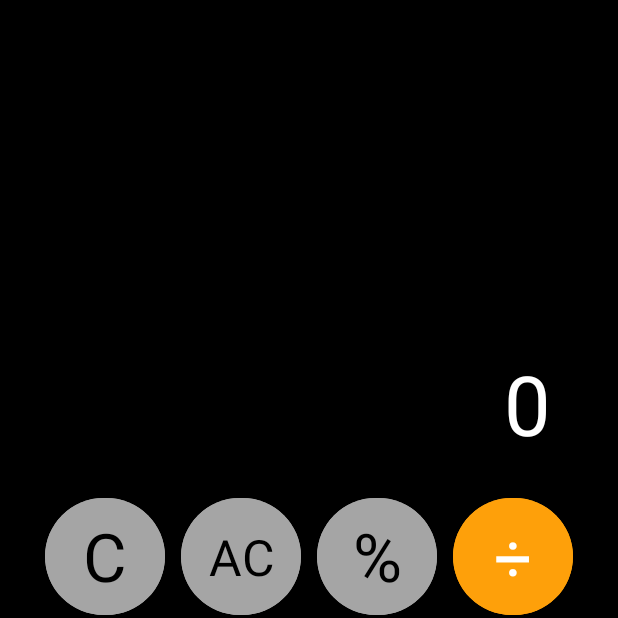
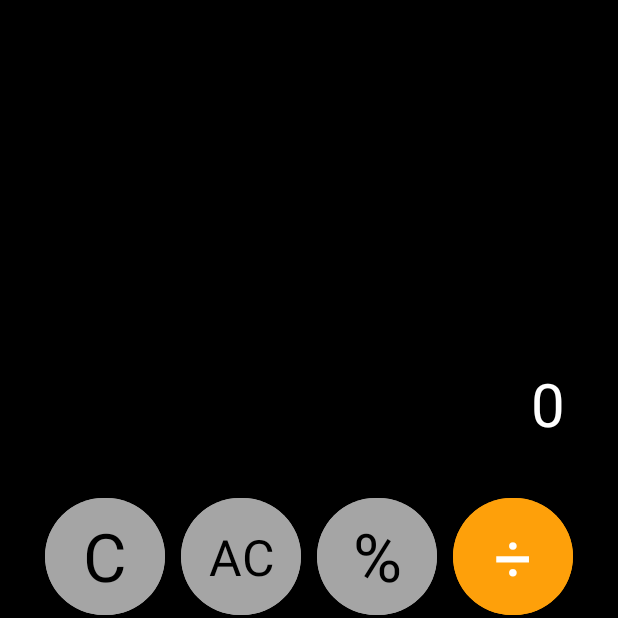
Before and after one commit to theforps/Calculator-AndroidStudio, an Android app: the screen it shows after launch (MainActivity), on a phone screen of 412 x 824 dp, the top half of it. Run offline under Robolectric (Android 15) with nearby library versions, the phone set to English and light mode, and no system bars; libraries missing offline, so code that uses them is left out: com.google.firebase.crashlytics.

Commit message:
Version 1.0

```diff
--- a/app/src/main/res/layout/activity_main.xml
+++ b/app/src/main/res/layout/activity_main.xml
@@ -13,19 +13,17 @@
 
     <TextView
         android:id="@+id/label"
-        android:layout_width="337dp"
-        android:layout_height="69dp"
+        android:layout_width="341dp"
+        android:layout_height="59dp"
         android:layout_marginStart="30dp"
         android:layout_marginEnd="30dp"
         android:layout_marginBottom="20dp"
-        android:orientation="vertical"
         android:text="@string/label"
         android:textAlignment="textEnd"
         android:textColor="@color/white"
-        android:textSize="25pt"
+        android:textSize="18pt"
         app:layout_constraintBottom_toTopOf="@+id/first"
         app:layout_constraintEnd_toEndOf="parent"
-        app:layout_constraintHorizontal_bias="0.0"
         app:layout_constraintStart_toStartOf="parent" />
 
     <LinearLayout
@@ -41,6 +39,7 @@
         <Button
             android:id="@+id/C"
             style="@style/grayBut"
+            android:onClick="Click"
             android:layout_width="80dp"
             android:layout_height="90dp"
             android:layout_margin="5dp"
@@ -51,6 +50,7 @@
             app:cornerRadius="50dp" />
 
         <Button
+            android:onClick="Click"
             android:id="@+id/AC"
             style="@style/grayBut"
             android:layout_width="80dp"
@@ -64,6 +64,7 @@
             />
 
         <Button
+            android:onClick="Click"
             android:id="@+id/percent"
             style="@style/grayBut"
             android:layout_width="80dp"
@@ -76,6 +77,7 @@
             app:cornerRadius="50dp" />
 
         <Button
+            android:onClick="Click"
             android:id="@+id/division"
             style="@style/orangeBut"
             android:layout_width="80dp"
@@ -99,6 +101,7 @@
         app:layout_constraintStart_toStartOf="parent">
 
         <Button
+            android:onClick="Click"
             android:id="@+id/seven"
             style="@style/darkGrayBut"
             android:layout_width="80dp"
@@ -110,6 +113,7 @@
             app:cornerRadius="50dp" />
 
         <Button
+            android:onClick="Click"
             android:id="@+id/eight"
             style="@style/darkGrayBut"
             android:layout_width="80dp"
@@ -121,6 +125,7 @@
             app:cornerRadius="50dp" />
 
         <Button
+            android:onClick="Click"
             android:id="@+id/nine"
             style="@style/darkGrayBut"
             android:layout_width="80dp"
@@ -132,6 +137,7 @@
             app:cornerRadius="50dp" />
 
         <Button
+            android:onClick="Click"
             android:id="@+id/x"
             style="@style/orangeBut"
             android:layout_width="80dp"
@@ -155,6 +161,7 @@
         app:layout_constraintStart_toStartOf="parent">
 
         <Button
+            android:onClick="Click"
             android:id="@+id/four"
             style="@style/darkGrayBut"
             android:layout_width="80dp"
@@ -166,6 +173,7 @@
             app:cornerRadius="50dp" />
 
         <Button
+            android:onClick="Click"
             android:id="@+id/five"
             style="@style/darkGrayBut"
             android:layout_width="80dp"
@@ -177,6 +185,7 @@
             app:cornerRadius="50dp" />
 
         <Button
+            android:onClick="Click"
             android:id="@+id/six"
             style="@style/darkGrayBut"
             android:layout_width="80dp"
@@ -188,6 +197,7 @@
             app:cornerRadius="50dp" />
 
         <Button
+            android:onClick="Click"
             android:id="@+id/minus"
             style="@style/orangeBut"
             android:layout_width="80dp"
@@ -211,6 +221,7 @@
         app:layout_constraintStart_toStartOf="parent">
 
         <Button
+            android:onClick="Click"
             android:id="@+id/one"
             style="@style/darkGrayBut"
             android:layout_width="80dp"
@@ -222,6 +233,7 @@
             app:cornerRadius="50dp" />
 
         <Button
+            android:onClick="Click"
             android:id="@+id/two"
             style="@style/darkGrayBut"
             android:layout_width="80dp"
@@ -233,6 +245,7 @@
             app:cornerRadius="50dp" />
 
         <Button
+            android:onClick="Click"
             android:id="@+id/three"
             style="@style/darkGrayBut"
             android:layout_width="80dp"
@@ -245,6 +258,7 @@
 
 
         <Button
+            android:onClick="Click"
             android:id="@+id/plus"
             style="@style/orangeBut"
             android:layout_width="80dp"
@@ -269,6 +283,7 @@
         app:layout_constraintStart_toStartOf="parent">
 
         <Button
+            android:onClick="Click"
             android:id="@+id/zero"
             style="@style/darkGrayBut"
             android:layout_width="170dp"
@@ -281,6 +296,7 @@
             tools:ignore="DuplicateSpeakableTextCheck" />
 
         <Button
+            android:onClick="Click"
             android:id="@+id/dot"
             style="@style/darkGrayBut"
             android:layout_width="80dp"
@@ -292,6 +308,7 @@
             app:cornerRadius="50dp" />
 
         <Button
+            android:onClick="Click"
             android:id="@+id/equals"
             style="@style/orangeBut"
             android:layout_width="80dp"
```
Also changed, not shown: app/src/main/java/com/example/calculator/MainActivity.java (+79 -3 lines), 10 other files.
